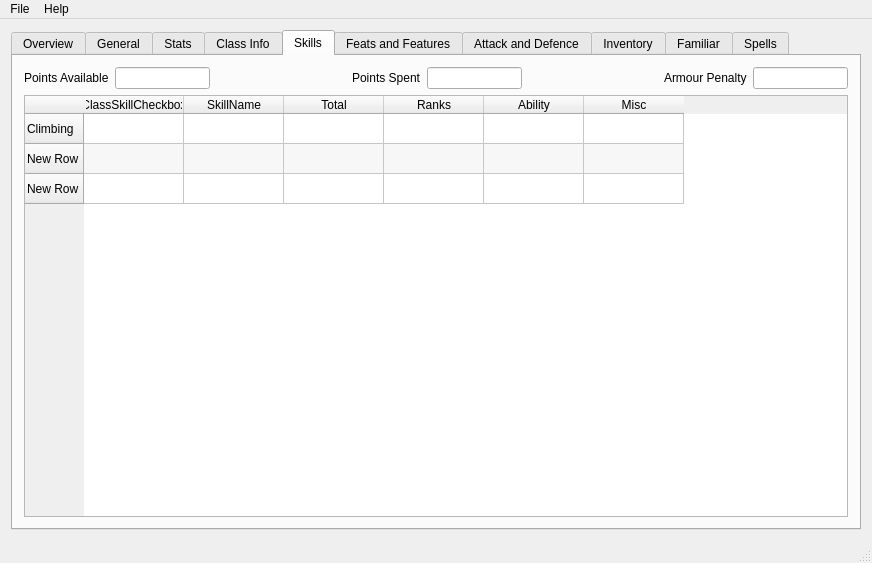
apocolypse600/PathfinderCharacterCreator, file mainwindow.ui: the form before one commit.
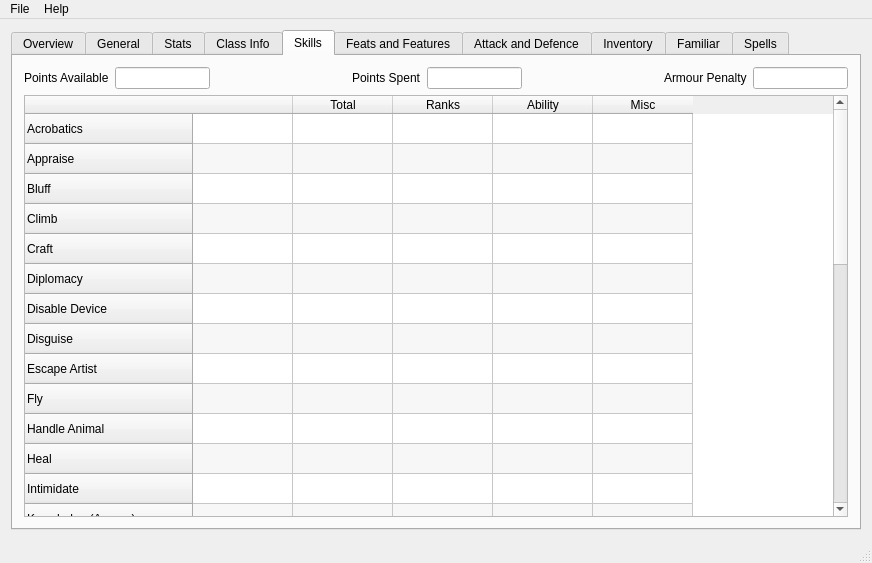
The form after the commit.

Commit message: More work on the class skills table

The edit to the form file:
```diff
--- a/mainwindow.ui
+++ b/mainwindow.ui
@@ -1342,27 +1342,172 @@
           </attribute>
           <row>
            <property name="text">
-            <string>Climbing</string>
+            <string>Acrobatics</string>
            </property>
           </row>
           <row>
            <property name="text">
-            <string>New Row</string>
+            <string>Appraise</string>
            </property>
           </row>
           <row>
            <property name="text">
-            <string>New Row</string>
+            <string>Bluff</string>
            </property>
           </row>
-          <column>
+          <row>
            <property name="text">
-            <string>ClassSkillCheckbox</string>
+            <string>Climb</string>
            </property>
-          </column>
+          </row>
+          <row>
+           <property name="text">
+            <string>Craft</string>
+           </property>
+          </row>
+          <row>
+           <property name="text">
+            <string>Diplomacy</string>
+           </property>
+          </row>
+          <row>
+           <property name="text">
+            <string>Disable Device</string>
+           </property>
+          </row>
+          <row>
+           <property name="text">
+            <string>Disguise</string>
+           </property>
+          </row>
+          <row>
+           <property name="text">
+            <string>Escape Artist</string>
+           </property>
+          </row>
+          <row>
+           <property name="text">
+            <string>Fly</string>
+           </property>
+          </row>
+          <row>
+           <property name="text">
+            <string>Handle Animal</string>
+           </property>
+          </row>
+          <row>
+           <property name="text">
+            <string>Heal</string>
+           </property>
+          </row>
+          <row>
+           <property name="text">
+            <string>Intimidate</string>
+           </property>
+          </row>
+          <row>
+           <property name="text">
+            <string>Knowledge (Arcana)</string>
+           </property>
+          </row>
+          <row>
+           <property name="text">
+            <string>Knowledge (Dungeoneering)</string>
+           </property>
+          </row>
+          <row>
+           <property name="text">
+            <string>Knowledge (Engineering)</string>
+           </property>
+          </row>
+          <row>
+           <property name="text">
+            <string>Knowledge (Geography)</string>
+           </property>
+          </row>
+          <row>
+           <property name="text">
+            <string>Knowledge (History)</string>
+           </property>
+          </row>
+          <row>
+           <property name="text">
+            <string>Knowledge (Local)</string>
+           </property>
+          </row>
+          <row>
+           <property name="text">
+            <string>Knowledge (Nature)</string>
+           </property>
+          </row>
+          <row>
+           <property name="text">
+            <string>Knowledge (Nobility)</string>
+           </property>
+          </row>
+          <row>
+           <property name="text">
+            <string>Knowledge (Planes)</string>
+           </property>
+          </row>
+          <row>
+           <property name="text">
+            <string>Knowledge (Religion)</string>
+           </property>
+          </row>
+          <row>
+           <property name="text">
+            <string>Linguistics</string>
+           </property>
+          </row>
+          <row>
+           <property name="text">
+            <string>Perception</string>
+           </property>
+          </row>
+          <row>
+           <property name="text">
+            <string>Profession</string>
+           </property>
+          </row>
+          <row>
+           <property name="text">
+            <string>Ride</string>
+           </property>
+          </row>
+          <row>
+           <property name="text">
+            <string>Sense Motive</string>
+           </property>
+          </row>
+          <row>
+           <property name="text">
+            <string>Sleight of Hand</string>
+           </property>
+          </row>
+          <row>
+           <property name="text">
+            <string>Spellcraft</string>
+           </property>
+          </row>
+          <row>
+           <property name="text">
+            <string>Survival</string>
+           </property>
+          </row>
+          <row>
+           <property name="text">
+            <string>Swim</string>
+           </property>
+          </row>
+          <row>
+           <property name="text">
+            <string>Use Magic Device</string>
+           </property>
+          </row>
           <column>
            <property name="text">
-            <string>SkillName</string>
+            <string/>
            </property>
           </column>
           <column>
@@ -1385,6 +1530,97 @@
             <string>Misc</string>
            </property>
           </column>
+          <item row="0" column="0">
+           <property name="text">
+            <string/>
+           </property>
+           <property name="textAlignment">
+            <set>AlignHCenter|AlignVCenter|AlignCenter</set>
+           </property>
+           <property name="checkState">
+            <enum>Unchecked</enum>
+           </property>
+           <property name="flags">
+            <set>ItemIsDragEnabled|ItemIsUserCheckable|ItemIsEnabled</set>
+           </property>
+          </item>
+          <item row="1" column="0">
+           <property name="text">
+            <string/>
+           </property>
+           <property name="checkState">
+            <enum>Unchecked</enum>
+           </property>
+           <property name="flags">
+            <set>ItemIsDragEnabled|ItemIsUserCheckable|ItemIsEnabled</set>
+           </property>
+          </item>
+          <item row="2" column="0">
+           <property name="text">
+            <string/>
+           </property>
+           <property name="checkState">
+            <enum>Unchecked</enum>
+           </property>
+           <property name="flags">
+            <set>ItemIsDragEnabled|ItemIsUserCheckable|ItemIsEnabled</set>
+           </property>
+          </item>
+          <item row="3" column="0">
+           <property name="text">
+            <string/>
+           </property>
+           <property name="checkState">
+            <enum>Unchecked</enum>
+           </property>
+           <property name="flags">
+            <set>ItemIsDragEnabled|ItemIsUserCheckable|ItemIsEnabled</set>
+           </property>
+          </item>
+          <item row="4" column="0">
+           <property name="text">
+            <string/>
+           </property>
+           <property name="checkState">
+            <enum>Unchecked</enum>
+           </property>
+           <property name="flags">
+            <set>ItemIsDragEnabled|ItemIsUserCheckable|ItemIsEnabled</set>
+           </property>
+          </item>
+          <item row="5" column="0">
+           <property name="text">
+            <string/>
+           </property>
+           <property name="checkState">
+            <enum>Unchecked</enum>
+           </property>
+           <property name="flags">
+            <set>ItemIsDragEnabled|ItemIsUserCheckable|ItemIsEnabled</set>
+           </property>
+          </item>
+          <item row="6" column="0">
+           <property name="text">
+            <string/>
+           </property>
+           <property name="checkState">
+            <enum>Unchecked</enum>
+           </property>
+           <property name="flags">
+            <set>ItemIsDragEnabled|ItemIsUserCheckable|ItemIsEnabled</set>
+           </property>
+          </item>
+          <item row="7" column="0">
+           <property name="text">
+            <string/>
+           </property>
+           <property name="checkState">
+            <enum>Unchecked</enum>
+           </property>
+           <property name="flags">
+            <set>ItemIsDragEnabled|ItemIsUserCheckable|ItemIsEnabled</set>
+           </property>
+          </item>
          </widget>
         </item>
        </layout>
```
Left out of the diff: 23 changed lines with no effect on the pictures. The commit also changes 1 other file.
